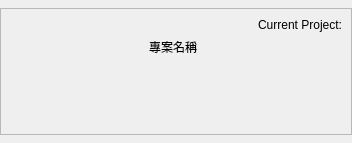
The window that python/eil/tool/karnak/ui/frame/project.ui (wolfuardian/karnak) describes before a commit, drawn with Qt 5.
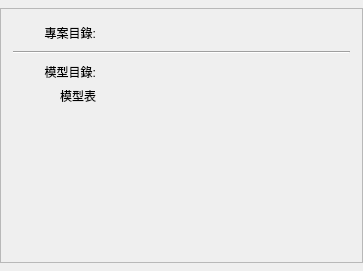
The same window after the commit.

Commit message: 調整部分 Qt ui 描述檔

```diff
--- a/python/eil/tool/karnak/ui/frame/project.ui
+++ b/python/eil/tool/karnak/ui/frame/project.ui
@@ -6,8 +6,8 @@
    <rect>
     <x>0</x>
     <y>0</y>
-    <width>352</width>
-    <height>143</height>
+    <width>363</width>
+    <height>271</height>
    </rect>
   </property>
   <property name="sizePolicy">
@@ -20,6 +20,9 @@
    <string>Form</string>
   </property>
   <layout class="QVBoxLayout" name="verticalLayout">
+   <property name="spacing">
+    <number>6</number>
+   </property>
    <property name="leftMargin">
     <number>0</number>
    </property>
@@ -54,84 +57,180 @@
        <rect>
         <x>0</x>
         <y>0</y>
-        <width>350</width>
-        <height>125</height>
+        <width>361</width>
+        <height>253</height>
        </rect>
       </property>
+      <property name="styleSheet">
+       <string notr="true"/>
+      </property>
       <layout class="QVBoxLayout" name="verticalLayout_5">
+       <property name="spacing">
+        <number>3</number>
+       </property>
        <item>
-        <layout class="QHBoxLayout" name="horizontalLayout">
+        <layout class="QVBoxLayout" name="verticalLayout_2">
+         <property name="spacing">
+          <number>6</number>
+         </property>
          <property name="leftMargin">
-          <number>0</number>
+          <number>3</number>
          </property>
          <property name="topMargin">
-          <number>0</number>
+          <number>3</number>
          </property>
          <property name="rightMargin">
-          <number>0</number>
+          <number>3</number>
          </property>
          <property name="bottomMargin">
-          <number>0</number>
+          <number>3</number>
          </property>
          <item>
-          <widget class="QLabel" name="Project_Directory_Label">
+          <layout class="QFormLayout" name="formLayout_2">
+           <property name="verticalSpacing">
+            <number>6</number>
+           </property>
+           <property name="leftMargin">
+            <number>3</number>
+           </property>
+           <property name="topMargin">
+            <number>3</number>
+           </property>
+           <property name="rightMargin">
+            <number>3</number>
+           </property>
+           <property name="bottomMargin">
+            <number>3</number>
+           </property>
+           <item row="0" column="0">
+            <widget class="QLabel" name="location_label_2">
            <property name="minimumSize">
             <size>
-             <width>54</width>
+               <width>80</width>
              <height>0</height>
             </size>
            </property>
+             <property name="maximumSize">
+              <size>
+               <width>80</width>
+               <height>16777215</height>
+              </size>
+             </property>
+             <property name="baseSize">
+              <size>
+               <width>0</width>
+               <height>0</height>
+              </size>
+             </property>
            <property name="layoutDirection">
             <enum>Qt::LeftToRight</enum>
            </property>
            <property name="text">
-            <string>Current Project:</string>
+              <string>專案目錄:</string>
            </property>
            <property name="alignment">
             <set>Qt::AlignRight|Qt::AlignTrailing|Qt::AlignVCenter</set>
            </property>
           </widget>
          </item>
-         <item>
-          <layout class="QHBoxLayout" name="project_path_layout"/>
+           <item row="0" column="1">
+            <layout class="QHBoxLayout" name="location_layout"/>
          </item>
         </layout>
        </item>
        <item>
-        <layout class="QHBoxLayout" name="horizontalLayout_2">
+          <widget class="Line" name="line">
+           <property name="orientation">
+            <enum>Qt::Horizontal</enum>
+           </property>
+          </widget>
+         </item>
+         <item>
+          <layout class="QFormLayout" name="formLayout_3">
+           <property name="verticalSpacing">
+            <number>6</number>
+           </property>
          <property name="leftMargin">
-          <number>0</number>
+            <number>3</number>
          </property>
          <property name="topMargin">
-          <number>0</number>
+            <number>3</number>
          </property>
          <property name="rightMargin">
-          <number>0</number>
+            <number>3</number>
          </property>
          <property name="bottomMargin">
-          <number>0</number>
-         </property>
-         <item>
-          <widget class="QLabel" name="Project_Directory_Label_2">
+            <number>3</number>
+           </property>
+           <item row="0" column="0">
+            <widget class="QLabel" name="resources_label_5">
            <property name="minimumSize">
             <size>
-             <width>54</width>
+               <width>80</width>
              <height>0</height>
             </size>
            </property>
            <property name="maximumSize">
             <size>
-             <width>54</width>
+               <width>80</width>
              <height>16777215</height>
             </size>
            </property>
+             <property name="baseSize">
+              <size>
+               <width>0</width>
+               <height>0</height>
+              </size>
+             </property>
+             <property name="layoutDirection">
+              <enum>Qt::LeftToRight</enum>
+             </property>
            <property name="text">
-            <string>專案名稱</string>
-           </property>
-          </widget>
-         </item>
-         <item>
-          <layout class="QHBoxLayout" name="detail_layout"/>
+              <string>模型目錄:</string>
+             </property>
+             <property name="alignment">
+              <set>Qt::AlignRight|Qt::AlignTrailing|Qt::AlignVCenter</set>
+             </property>
+            </widget>
+           </item>
+           <item row="0" column="1">
+            <layout class="QHBoxLayout" name="resources_layout"/>
+           </item>
+           <item row="1" column="0">
+            <widget class="QLabel" name="resources_label_6">
+             <property name="minimumSize">
+              <size>
+               <width>80</width>
+               <height>0</height>
+              </size>
+             </property>
+             <property name="maximumSize">
+              <size>
+               <width>80</width>
+               <height>16777215</height>
+              </size>
+             </property>
+             <property name="baseSize">
+              <size>
+               <width>0</width>
+               <height>0</height>
+              </size>
+             </property>
+             <property name="layoutDirection">
+              <enum>Qt::LeftToRight</enum>
+             </property>
+             <property name="text">
+              <string>模型表</string>
+             </property>
+             <property name="alignment">
+              <set>Qt::AlignRight|Qt::AlignTrailing|Qt::AlignVCenter</set>
+             </property>
+            </widget>
+           </item>
+           <item row="1" column="1">
+            <layout class="QHBoxLayout" name="resources_list_layout"/>
+           </item>
+          </layout>
          </item>
         </layout>
        </item>
@@ -143,7 +242,7 @@
          <property name="sizeHint" stdset="0">
           <size>
            <width>20</width>
-           <height>0</height>
+           <height>40</height>
           </size>
          </property>
         </spacer>
```
Lines whose indentation alone changed are shown as unchanged. The commit also changes 3 other files.
